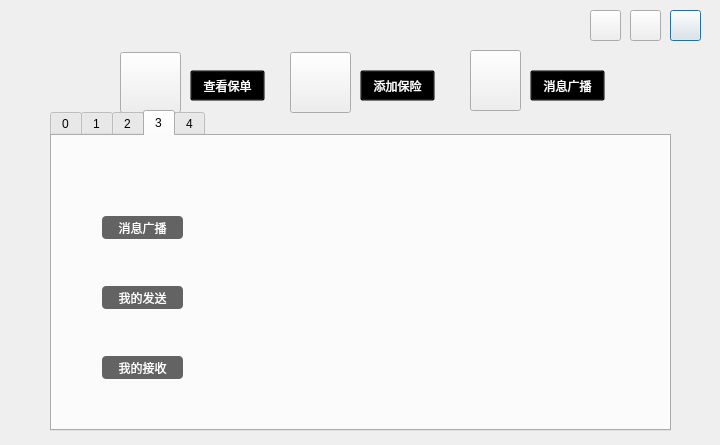
Above: manageroper.ui from xurongchen/CIP before the change. Below: the same form after it.
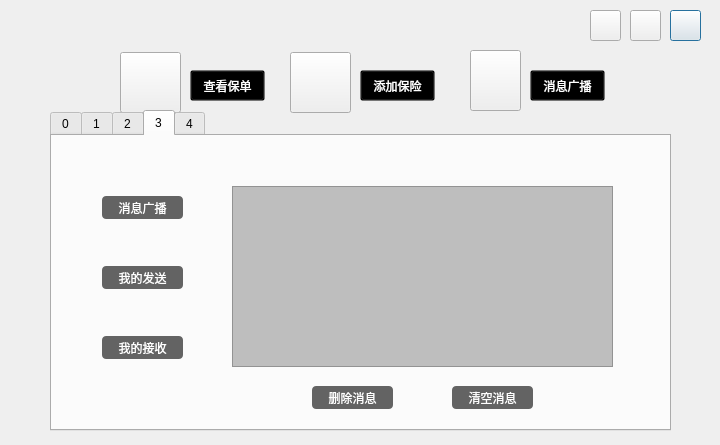
That is the form after the change. The open tabs and pages were chosen to show the change. Icons and pictures are not drawn.

Commit message: add send message for Manager

Diff of the .ui file:
```diff
--- a/manageroper.ui
+++ b/manageroper.ui
@@ -448,7 +448,7 @@
      <property name="geometry">
       <rect>
        <x>50</x>
-       <y>80</y>
+       <y>60</y>
        <width>81</width>
        <height>23</height>
       </rect>
@@ -470,7 +470,7 @@
      <property name="geometry">
       <rect>
        <x>50</x>
-       <y>150</y>
+       <y>130</y>
        <width>81</width>
        <height>23</height>
       </rect>
@@ -492,7 +492,7 @@
      <property name="geometry">
       <rect>
        <x>50</x>
-       <y>220</y>
+       <y>200</y>
        <width>81</width>
        <height>23</height>
       </rect>
@@ -510,6 +510,64 @@
       <string>我的接收</string>
      </property>
     </widget>
+    <widget class="QPushButton" name="PBSendClear">
+     <property name="geometry">
+      <rect>
+       <x>400</x>
+       <y>250</y>
+       <width>81</width>
+       <height>23</height>
+      </rect>
+     </property>
+     <property name="styleSheet">
+      <string notr="true">#PBSendClear{color: rgb(255, 255, 255);
+background-color: rgb(99, 99, 99);
+font: 75 13pt &quot;微软雅黑&quot;;
+border-radius:4px;
+outline: none}
+#PBSendClear:hover{background-color: rgb(135, 135, 135);}
+#PBSendClear:pressed{background-color: rgb(99, 99, 99);}</string>
+     </property>
+     <property name="text">
+      <string>清空消息</string>
+     </property>
+    </widget>
+    <widget class="QTableView" name="TVSend">
+     <property name="geometry">
+      <rect>
+       <x>180</x>
+       <y>50</y>
+       <width>381</width>
+       <height>181</height>
+      </rect>
+     </property>
+     <property name="styleSheet">
+      <string notr="true">background-color: rgb(190, 190, 190);
+alternate-background-color: rgb(0, 255, 0);</string>
+     </property>
+    </widget>
+    <widget class="QPushButton" name="PBSendDel">
+     <property name="geometry">
+      <rect>
+       <x>260</x>
+       <y>250</y>
+       <width>81</width>
+       <height>23</height>
+      </rect>
+     </property>
+     <property name="styleSheet">
+      <string notr="true">#PBSendDel{color: rgb(255, 255, 255);
+background-color: rgb(99, 99, 99);
+font: 75 13pt &quot;微软雅黑&quot;;
+border-radius:4px;
+outline: none}
+#PBSendDel:hover{background-color: rgb(135, 135, 135);}
+#PBSendDel:pressed{background-color: rgb(99, 99, 99);}</string>
+     </property>
+     <property name="text">
+      <string>删除消息</string>
+     </property>
+    </widget>
    </widget>
    <widget class="QWidget" name="tab_7">
     <attribute name="title">
```
Left out of the diff: 71 changed lines with no effect on the pictures. The commit also changes 4 other files.
